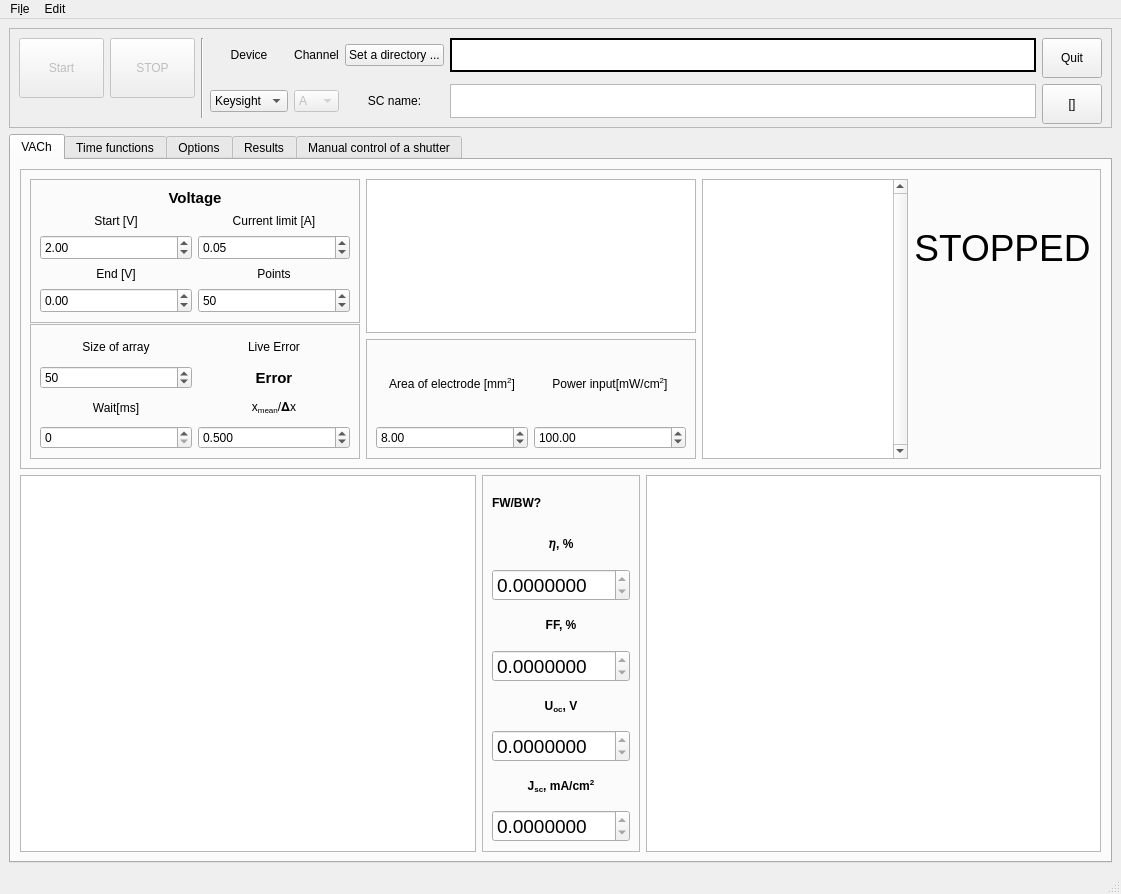
userIsTaken/SolarVACh, file GUI/Solar.ui: the form before one commit.
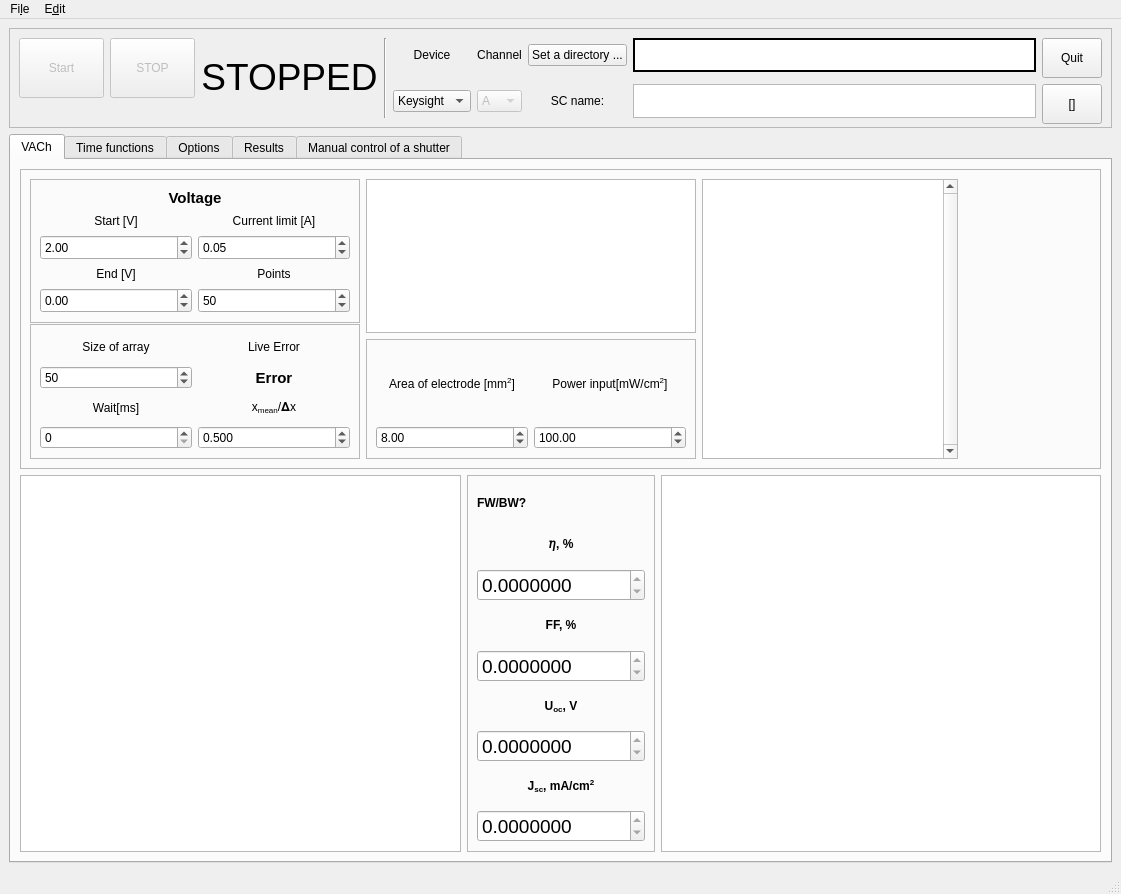
The form after the commit. The open tabs and pages were chosen to show the change. Icons and pictures are not drawn. Custom widgets are drawn as their Qt base class.

What changed in the file:
```diff
--- a/GUI/Solar.ui
+++ b/GUI/Solar.ui
@@ -47,14 +47,14 @@
        <enum>QFrame::Raised</enum>
       </property>
       <layout class="QGridLayout" name="gridLayout_10">
-       <item row="0" column="12">
+       <item row="0" column="13">
         <widget class="QPushButton" name="directory_button">
          <property name="text">
           <string>Set a directory ...</string>
          </property>
         </widget>
        </item>
-       <item row="2" column="11">
+       <item row="2" column="12">
         <widget class="QComboBox" name="channel_box">
          <property name="enabled">
           <bool>false</bool>
@@ -71,14 +71,14 @@
          </item>
         </widget>
        </item>
-       <item row="0" column="6" rowspan="3" colspan="2">
+       <item row="0" column="7" rowspan="3" colspan="2">
         <widget class="Line" name="line">
          <property name="orientation">
           <enum>Qt::Vertical</enum>
          </property>
         </widget>
        </item>
-       <item row="0" column="9">
+       <item row="0" column="10">
         <widget class="QLabel" name="label_10">
          <property name="text">
           <string>Device</string>
@@ -132,7 +132,7 @@
          </property>
         </widget>
        </item>
-       <item row="2" column="9">
+       <item row="2" column="10">
         <widget class="QComboBox" name="device_box">
          <property name="currentIndex">
           <number>1</number>
@@ -181,7 +181,7 @@
          </property>
         </widget>
        </item>
-       <item row="0" column="11">
+       <item row="0" column="12">
         <widget class="QLabel" name="label_11">
          <property name="text">
           <string>Channel</string>
@@ -191,7 +191,7 @@
          </property>
         </widget>
        </item>
-       <item row="0" column="13">
+       <item row="0" column="14">
         <widget class="QPlainTextEdit" name="directory_path">
          <property name="enabled">
           <bool>true</bool>
@@ -219,7 +219,7 @@
          </property>
         </widget>
        </item>
-       <item row="2" column="12">
+       <item row="2" column="13">
         <widget class="QLabel" name="label_17">
          <property name="text">
           <string>SC name:</string>
@@ -229,7 +229,7 @@
          </property>
         </widget>
        </item>
-       <item row="2" column="13">
+       <item row="2" column="14">
         <widget class="QPlainTextEdit" name="name_of_cell">
          <property name="verticalScrollBarPolicy">
           <enum>Qt::ScrollBarAlwaysOff</enum>
@@ -239,6 +239,24 @@
          </property>
         </widget>
        </item>
+       <item row="0" column="6" rowspan="3">
+        <widget class="QLabel" name="runingLabel">
+         <property name="font">
+          <font>
+           <pointsize>28</pointsize>
+          </font>
+         </property>
+         <property name="text">
+          <string>STOPPED</string>
+         </property>
+         <property name="textFormat">
+          <enum>Qt::RichText</enum>
+         </property>
+         <property name="alignment">
+          <set>Qt::AlignCenter</set>
+         </property>
+        </widget>
+       </item>
       </layout>
      </widget>
     </item>
@@ -729,24 +747,6 @@
              </property>
             </widget>
            </item>
-           <item row="0" column="3">
-            <widget class="QLabel" name="runingLabel">
-             <property name="font">
-              <font>
-               <pointsize>28</pointsize>
-              </font>
-             </property>
-             <property name="text">
-              <string>STOPPED</string>
-             </property>
-             <property name="textFormat">
-              <enum>Qt::RichText</enum>
-             </property>
-             <property name="alignment">
-              <set>Qt::AlignCenter</set>
-             </property>
-            </widget>
-           </item>
           </layout>
           <zorder>current_graph</zorder>
           <zorder>horizontalSpacer</zorder>
@@ -1546,7 +1546,7 @@
      <x>0</x>
      <y>0</y>
      <width>1121</width>
-     <height>31</height>
+     <height>28</height>
     </rect>
    </property>
    <widget class="QMenu" name="menuFile">
@@ -1557,7 +1557,7 @@
    </widget>
    <widget class="QMenu" name="menuEdit">
     <property name="title">
-     <string>Edit</string>
+     <string>E&amp;dit</string>
     </property>
     <addaction name="actionDemo_mode"/>
    </widget>
```
Left out of the diff: 7 changed lines with no effect on the pictures.
